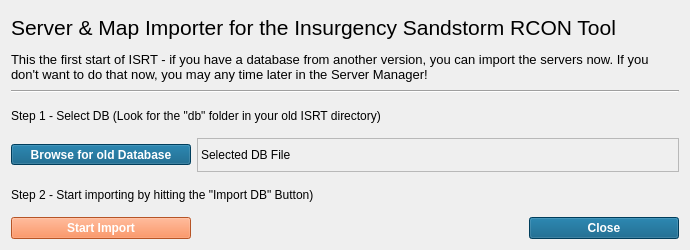
olli-e/ISRT, file source_files/isrt_db_importer.ui: the form before one commit.
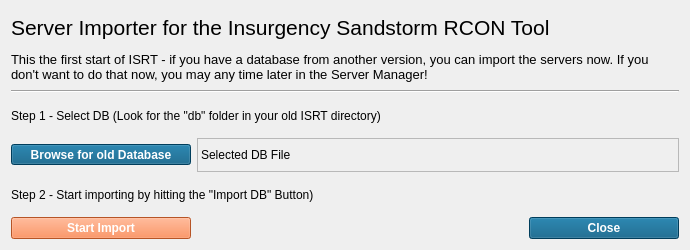
The form after the commit. Icons and pictures are not drawn.

Commit message: Changed tiny things for the importer

Diff of the .ui file:
```diff
--- a/source_files/isrt_db_importer.ui
+++ b/source_files/isrt_db_importer.ui
@@ -40,7 +40,7 @@
         </font>
        </property>
        <property name="text">
-        <string>Server &amp; Map Importer for the Insurgency Sandstorm RCON Tool</string>
+        <string>Server Importer for the Insurgency Sandstorm RCON Tool</string>
        </property>
       </widget>
      </item>
```
The commit also changes 6 other files.
